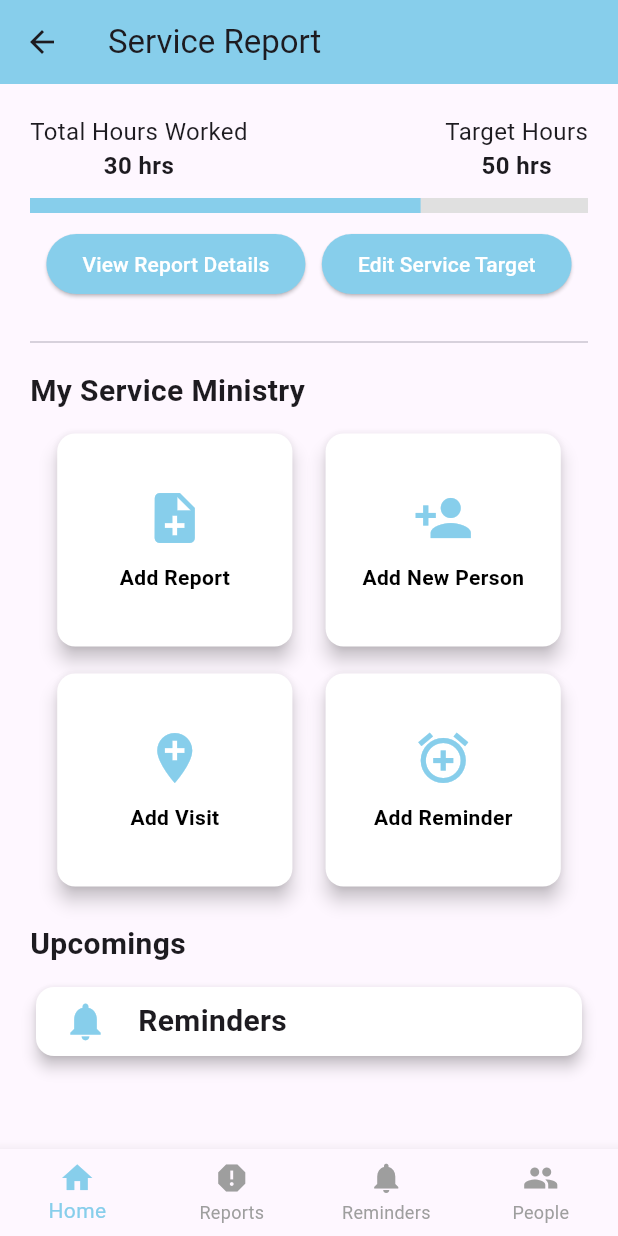
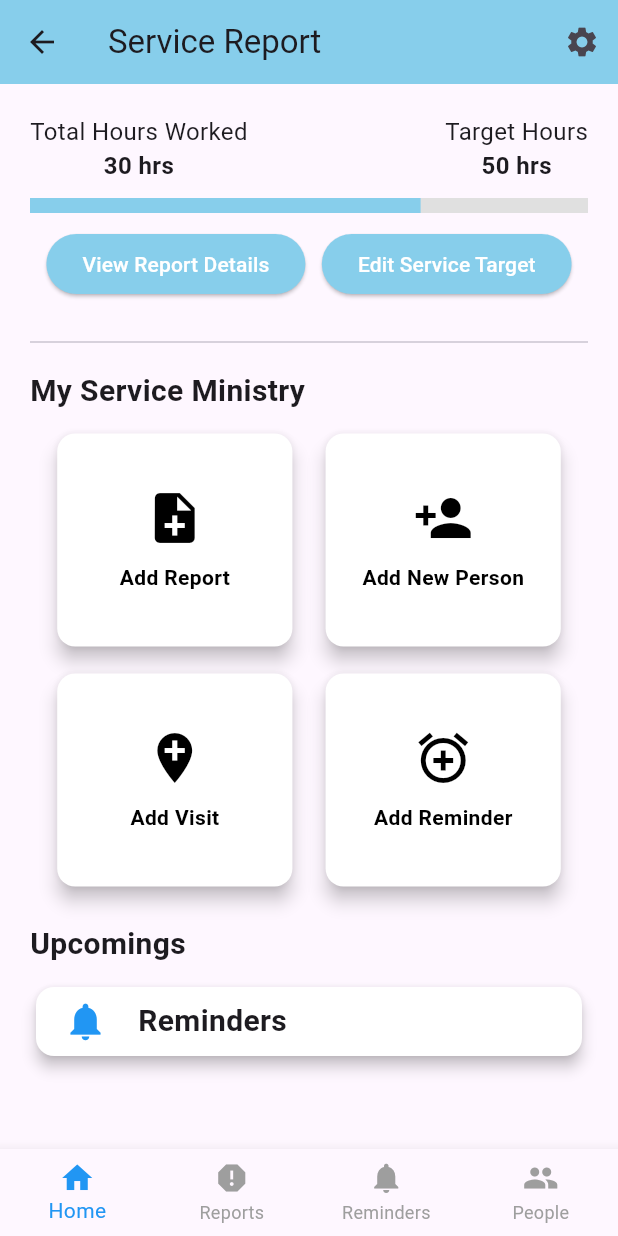
Before and after one commit to UwAngelique/MyReport, a Flutter app: the MyServiceReport screen opened directly, on a phone screen of 412 x 824 dp. Run offline on Flutter 3.47's test engine with Material 3 defaults, Android fonts, the phone set to English and light mode, and no system bars; our stand-ins replace sqflite; accounts and stored records are empty; generated files the repository leaves out were written again.

Commit message:
settings

```diff
--- a/my_report/lib/MyServiceReport.dart
+++ b/my_report/lib/MyServiceReport.dart
@@ -34,6 +34,14 @@ class _MyServiceReportState extends State<MyServiceReport> {
       appBar: AppBar(
         title: Text('Service Report'),
         backgroundColor: Color(0xFF87CEEB),
+        actions: [
+          IconButton(
+            icon: Icon(Icons.settings),
+            onPressed: () {
+              // Handle settings action
+            },
+          ),
+        ],
       ),
       body: Padding(
         padding: const EdgeInsets.all(20.0), // Add margin to the left and right
@@ -130,7 +138,7 @@ class _MyServiceReportState extends State<MyServiceReport> {
                       child: Column(
                         mainAxisAlignment: MainAxisAlignment.center,
                         children: [
-                          Icon(Icons.note_add, size: 40, color: Color(0xFF87CEEB)),
+                          Icon(Icons.note_add, size: 40, color: Colors.black),
                           SizedBox(height: 10),
                           Text(
                             'Add Report',
@@ -154,7 +162,7 @@ class _MyServiceReportState extends State<MyServiceReport> {
                       child: Column(
                         mainAxisAlignment: MainAxisAlignment.center,
                         children: [
-                          Icon(Icons.person_add, size: 40, color: Color(0xFF87CEEB)),
+                          Icon(Icons.person_add, size: 40, color: Colors.black),
                           SizedBox(height: 10),
                           Text(
                             'Add New Person',
@@ -184,7 +192,7 @@ class _MyServiceReportState extends State<MyServiceReport> {
                       child: Column(
                         mainAxisAlignment: MainAxisAlignment.center,
                         children: [
-                          Icon(Icons.add_location, size: 40, color: Color(0xFF87CEEB)),
+                          Icon(Icons.add_location, size: 40, color: Colors.black),
                           SizedBox(height: 10),
                           Text(
                             'Add Visit',
@@ -208,7 +216,7 @@ class _MyServiceReportState extends State<MyServiceReport> {
                       child: Column(
                         mainAxisAlignment: MainAxisAlignment.center,
                         children: [
-                          Icon(Icons.alarm_add, size: 40, color: Color(0xFF87CEEB)),
+                          Icon(Icons.alarm_add, size: 40, color: Colors.black),
                           SizedBox(height: 10),
                           Text(
                             'Add Reminder',
@@ -241,7 +249,7 @@ class _MyServiceReportState extends State<MyServiceReport> {
                       child: Icon(
                         Icons.notifications, // Choose an appropriate icon
                         size: 30,
-                        color: Color(0xFF87CEEB), // Choose the color you prefer
+                        color: Colors.blue, // Choose the color you prefer
                       ),
                     ),
                     SizedBox(width: 10),
@@ -263,7 +271,7 @@ class _MyServiceReportState extends State<MyServiceReport> {
       bottomNavigationBar: BottomNavigationBar(
         type: BottomNavigationBarType.fixed,
         currentIndex: _selectedIndex,
-        selectedItemColor: Color(0xFF87CEEB),
+        selectedItemColor: Colors.blue,
         unselectedItemColor: Colors.grey,
         onTap: _onItemTapped,
         items: [
```
